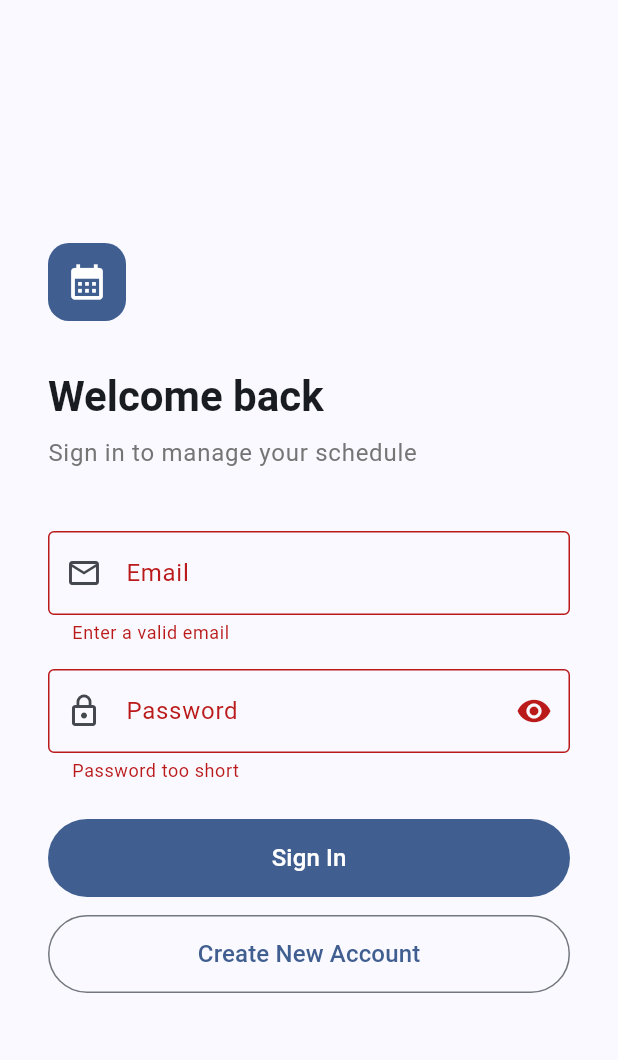
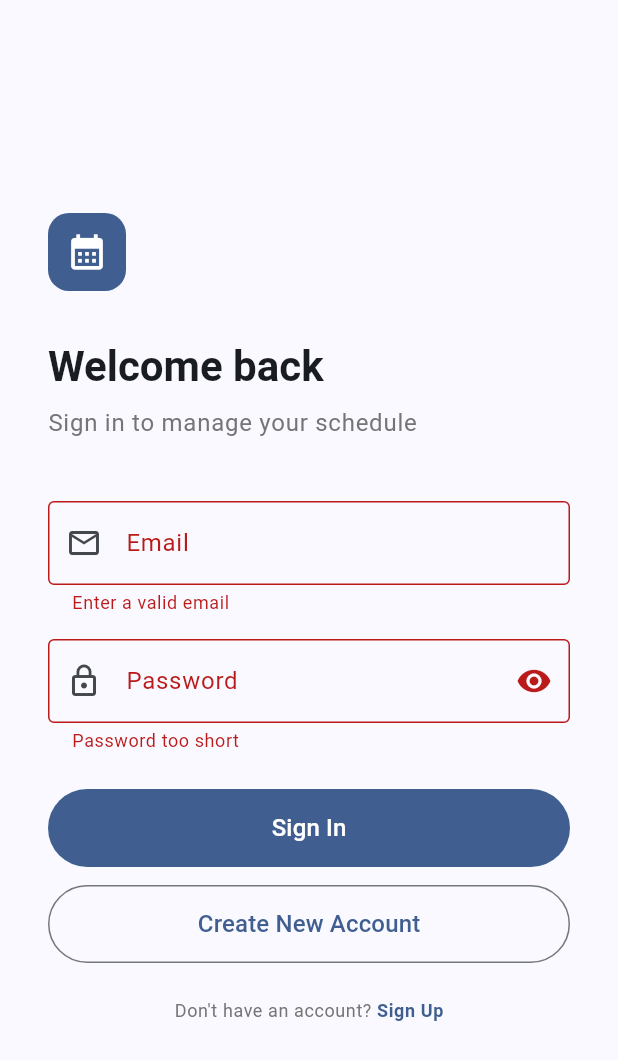
Before and after one commit to Nitin1692/reelon-assignment, a Flutter app: the screen it shows after launch, after a tap on "Sign In", on a phone screen of 412 x 824 dp. Shown: the top 1060 px of the screen. Run offline on Flutter 3.47's test engine with Material 3 defaults, Android fonts, the phone set to English and light mode, and no system bars; our stand-ins replace shared_preferences, table_calendar; accounts and stored records are empty.

Commit message:
Fix signup button visibility: use CrossAxisAlignment.stretch and move button outside Form
Co-Authored-By: Claude Sonnet 4.6 <noreply@anthropic.com>

```diff
--- a/flutter_app/lib/screens/auth/login_screen.dart
+++ b/flutter_app/lib/screens/auth/login_screen.dart
@@ -48,9 +48,11 @@ class _LoginScreenState extends State<LoginScreen> {
             child: ConstrainedBox(
               constraints: const BoxConstraints(maxWidth: 440),
               child: Column(
-                crossAxisAlignment: CrossAxisAlignment.start,
+                crossAxisAlignment: CrossAxisAlignment.stretch,
                 children: [
-                  Container(
+                  Align(
+                    alignment: Alignment.centerLeft,
+                    child: Container(
                       width: 52,
                       height: 52,
                       decoration: BoxDecoration(
@@ -58,6 +60,7 @@ class _LoginScreenState extends State<LoginScreen> {
                         borderRadius: BorderRadius.circular(14),
                       ),
                       child: const Icon(Icons.calendar_month, color: Colors.white, size: 28),
+                    ),
                   ),
                   const SizedBox(height: 32),
                   Text('Welcome back', style: theme.textTheme.headlineMedium?.copyWith(fontWeight: FontWeight.bold)),
@@ -67,6 +70,7 @@ class _LoginScreenState extends State<LoginScreen> {
                   Form(
                     key: _formKey,
                     child: Column(
+                      crossAxisAlignment: CrossAxisAlignment.stretch,
                       children: [
                         TextFormField(
                           controller: _emailCtrl,
@@ -95,30 +99,44 @@ class _LoginScreenState extends State<LoginScreen> {
                           onFieldSubmitted: (_) => _login(),
                         ),
                         const SizedBox(height: 24),
-                        SizedBox(
-                          width: double.infinity,
-                          height: 52,
-                          child: FilledButton(
+                        FilledButton(
+                          style: FilledButton.styleFrom(minimumSize: const Size.fromHeight(52)),
                           onPressed: loading ? null : _login,
                           child: loading
                               ? const SizedBox(width: 20, height: 20, child: CircularProgressIndicator(strokeWidth: 2, color: Colors.white))
                               : const Text('Sign In', style: TextStyle(fontSize: 16)),
                         ),
+                      ],
+                    ),
                   ),
                   const SizedBox(height: 12),
-                        SizedBox(
-                          width: double.infinity,
-                          height: 52,
-                          child: OutlinedButton(
+                  OutlinedButton(
+                    style: OutlinedButton.styleFrom(minimumSize: const Size.fromHeight(52)),
                     onPressed: () => Navigator.push(
                       context,
                       MaterialPageRoute(builder: (_) => const SignupScreen()),
                     ),
                     child: const Text('Create New Account', style: TextStyle(fontSize: 16)),
                   ),
+                  const SizedBox(height: 24),
+                  Row(
+                    mainAxisAlignment: MainAxisAlignment.center,
+                    children: [
+                      Text("Don't have an account? ", style: theme.textTheme.bodySmall?.copyWith(color: Colors.grey.shade600)),
+                      GestureDetector(
+                        onTap: () => Navigator.push(
+                          context,
+                          MaterialPageRoute(builder: (_) => const SignupScreen()),
+                        ),
+                        child: Text(
+                          'Sign Up',
+                          style: theme.textTheme.bodySmall?.copyWith(
+                            color: theme.colorScheme.primary,
+                            fontWeight: FontWeight.bold,
+                          ),
+                        ),
                       ),
                     ],
-                    ),
                   ),
                 ],
               ),
```
Lines whose indentation alone changed are shown as unchanged.
